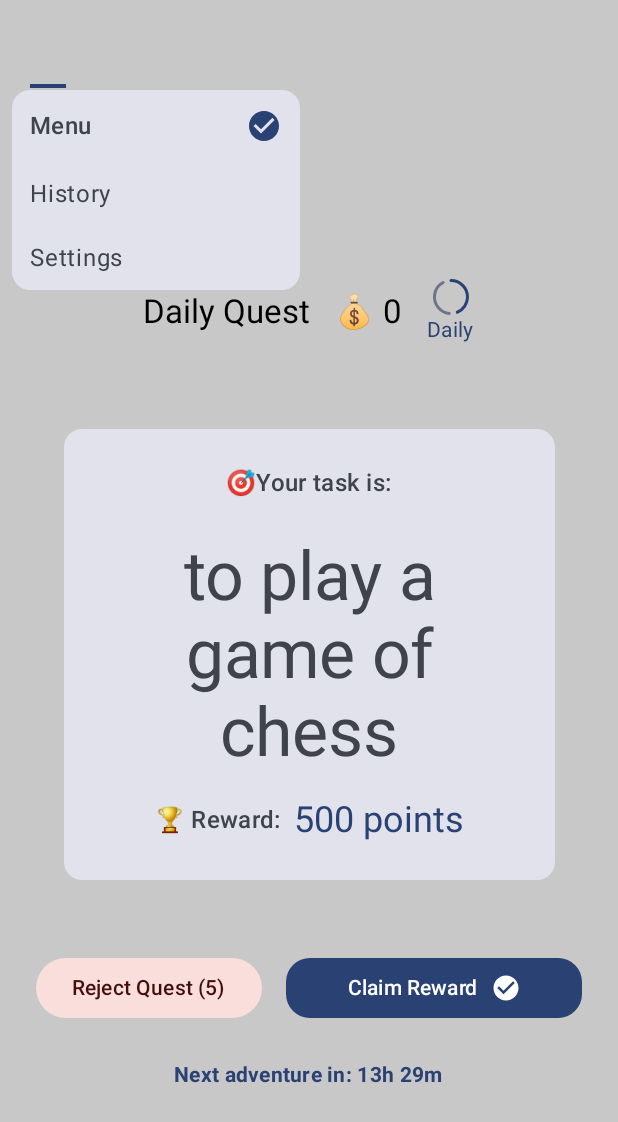
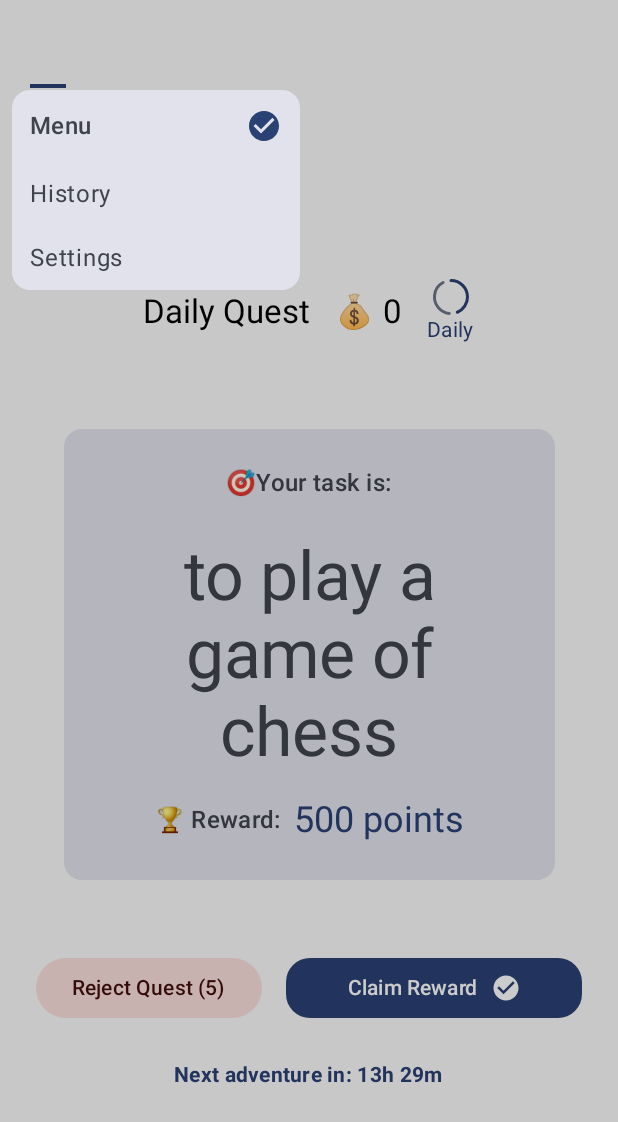
Before and after one commit to Gomuro/DailyQuestApp, an Android app built with Jetpack Compose: the screen it shows after launch (MainActivity), after a tap on "Menu", on a phone screen of 412 x 824 dp. Shown: the top 1122 px of the screen. Run offline under Robolectric (Android 15) with nearby library versions, the phone set to English and light mode, and no system bars.

Commit message:
feat: add HistoryActivity for quest history display and integrate navigation from MainActivity

```diff
--- a/app/src/main/AndroidManifest.xml
+++ b/app/src/main/AndroidManifest.xml
@@ -23,6 +23,10 @@
                 <category android:name="android.intent.category.LAUNCHER" />
             </intent-filter>
         </activity>
+        <activity
+            android:name=".HistoryActivity"
+            android:exported="false"
+            android:theme="@style/Theme.DailyQuestApp" />
     </application>
 
 </manifest>
--- a/app/src/main/java/com/example/dailyquestapp/MainActivity.kt
+++ b/app/src/main/java/com/example/dailyquestapp/MainActivity.kt
@@ -1,5 +1,6 @@
 package com.example.dailyquestapp
 
+import android.content.Intent
 import android.os.Bundle
 import android.widget.Button
 import android.widget.TextView
@@ -129,12 +130,16 @@ class MainActivity : ComponentActivity() {
         var wasRejected by remember { mutableStateOf(false) }
 
         AppMenu(
-            menuContent = {
+            menuContent = { closeMenu ->
                 Text(
                     text = "History",
                     modifier = Modifier
                         .fillMaxWidth()
-                        .clickable { /* Add history logic */ }
+                        .clickable {
+                            // Navigate to History Activity
+                            context.startActivity(Intent(context, HistoryActivity::class.java))
+                            closeMenu()
+                        }
                         .padding(12.dp),
                     style = MaterialTheme.typography.bodyLarge
                 )
--- a/app/src/main/java/com/example/dailyquestapp/components/AppMenu.kt
+++ b/app/src/main/java/com/example/dailyquestapp/components/AppMenu.kt
@@ -19,23 +19,15 @@ import androidx.compose.animation.core.tween
 
 @Composable
 fun AppMenu(
-    menuContent: @Composable ColumnScope.() -> Unit,
+    menuContent: @Composable ColumnScope.(closeMenu: () -> Unit) -> Unit,
     content: @Composable () -> Unit
 ) {
     var isMenuVisible by remember { mutableStateOf(false) }
 
+    val closeMenu = { isMenuVisible = false }
+
     Box(modifier = Modifier.fillMaxSize()) {
-        // Clickable overlay
-        if (isMenuVisible) {
-            Box(
-                modifier = Modifier
-                    .fillMaxSize()
-                    .clickable { isMenuVisible = false }
-                    .background(Color.Black.copy(alpha = 0.2f))
-            )
-        }
-
-        // Menu system
+        // Main content
         Column(modifier = Modifier.fillMaxSize()) {
             // Menu button
             IconButton(
@@ -52,6 +44,17 @@ fun AppMenu(
 
             // Main content
             content()
+        }
+
+        // Clickable overlay - this is positioned after content but before menu drawer
+        // to ensure it blocks all content interaction when menu is open
+        if (isMenuVisible) {
+            Box(
+                modifier = Modifier
+                    .fillMaxSize()
+                    .clickable { isMenuVisible = false }
+                    .background(Color.Black.copy(alpha = 0.2f))
+            )
         }
 
         // Menu drawer
@@ -78,7 +81,7 @@ fun AppMenu(
                     ) {
                         Text("Menu", style = MaterialTheme.typography.titleMedium)
                         IconButton(
-                            onClick = { isMenuVisible = false },
+                            onClick = closeMenu,
                             modifier = Modifier.size(24.dp)
                         ) {
                             Icon(
@@ -88,7 +91,7 @@ fun AppMenu(
                             )
                         }
                     }
-                    menuContent()
+                    menuContent(closeMenu)
                 }
             }
         }
```
Also changed, not shown: app/src/main/java/com/example/dailyquestapp/HistoryActivity.kt (added, +67 -0 lines).
